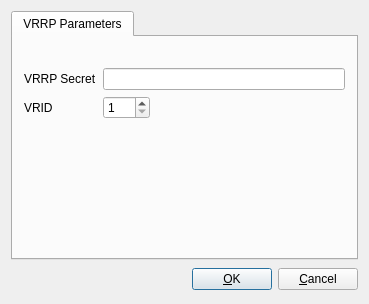
This is src/gui/vrrpoptionsdialog_q.ui in fwbuilder/fwbuilder as Qt 5 draws it before an edit. The edited form follows.
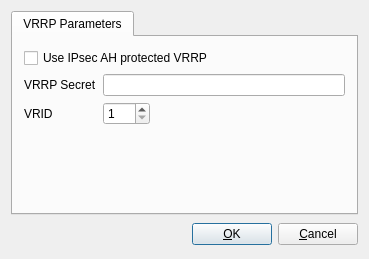
This is the edited form. Icons and pictures are not drawn.

Commit message: VRRP: Make IPsec AH a configurable option.

What changed in the file:
```diff
--- a/src/gui/vrrpoptionsdialog_q.ui
+++ b/src/gui/vrrpoptionsdialog_q.ui
@@ -6,7 +6,7 @@
     <x>0</x>
     <y>0</y>
     <width>369</width>
-    <height>304</height>
+    <height>259</height>
    </rect>
   </property>
   <property name="windowTitle" >
@@ -79,21 +79,12 @@
         <normaloff>:/Icons/Options</normaloff>:/Icons/Options</iconset>
       </attribute>
       <layout class="QGridLayout" name="gridLayout" >
-       <item row="0" column="1" colspan="2" >
-        <spacer>
-         <property name="orientation" >
-          <enum>Qt::Vertical</enum>
+       <item row="0" column="0" colspan="3" >
+        <widget class="QCheckBox" name="vrrp_over_ipsec_ah" >
+         <property name="text" >
+          <string>Use IPsec AH protected VRRP</string>
          </property>
-         <property name="sizeType" >
-          <enum>QSizePolicy::Minimum</enum>
-         </property>
-         <property name="sizeHint" stdset="0" >
-          <size>
-           <width>20</width>
-           <height>20</height>
-          </size>
-         </property>
-        </spacer>
+        </widget>
        </item>
        <item row="1" column="0" >
         <widget class="QLabel" name="vrrp_sec_label" >
```
Left out of the diff: 2 changed lines with no effect on the pictures. The commit also changes 2 other files.
